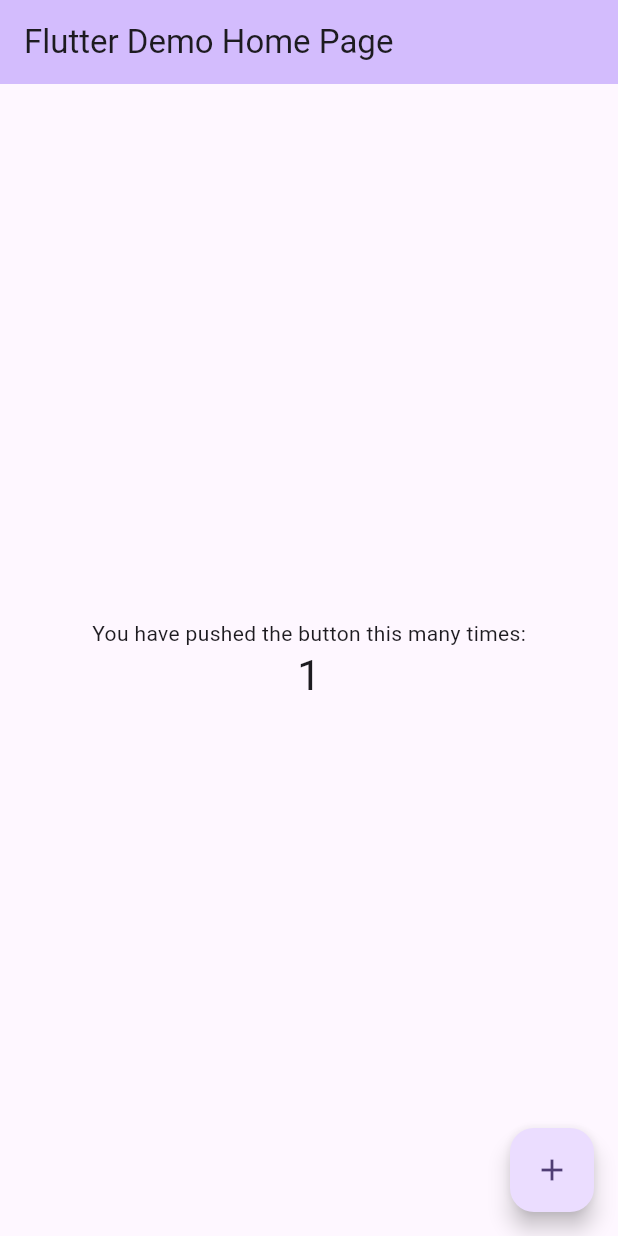
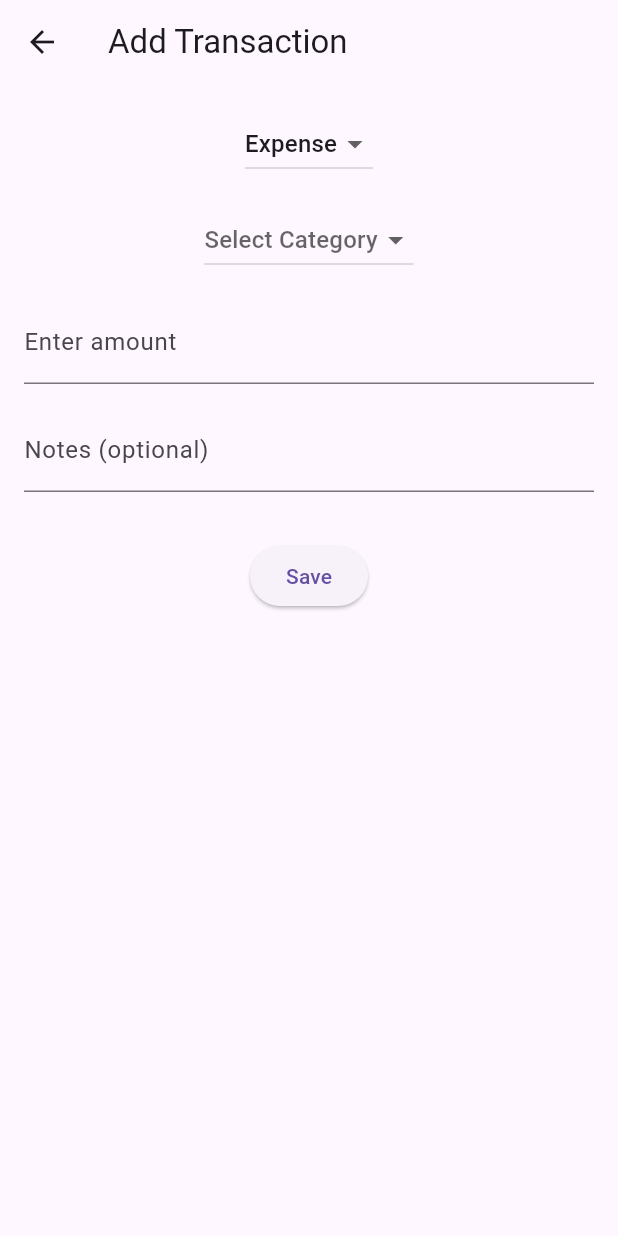
Before and after one commit to slowwwwpoke/MAD_project1, a Flutter app: the screen it shows after launch, after a tap on the "add" icon, on a phone screen of 412 x 824 dp. Run offline on Flutter 3.47's test engine with Material 3 defaults, Android fonts, the light colour scheme and no system bars; our stand-ins replace fl_chart, sqflite; accounts and stored records are empty.

Commit message:
Added basic functions, users can input expenses and income

```diff
--- a/lib/main.dart
+++ b/lib/main.dart
@@ -1,122 +1,33 @@
 import 'package:flutter/material.dart';
+import 'package:provider/provider.dart';
+import 'providers/transaction_provider.dart';
+import 'providers/goal_provider.dart';
+import 'screens/dashboard_screen.dart';
 
 void main() {
-  runApp(const MyApp());
+  runApp(
+    MultiProvider(
+      providers: [
+        ChangeNotifierProvider(create: (_) => TransactionProvider()),
+        ChangeNotifierProvider(create: (_) => GoalProvider()),
+      ],
+      child: const MyApp(),
+    ),
+  );
 }
 
 class MyApp extends StatelessWidget {
   const MyApp({super.key});
 
-  // This widget is the root of your application.
   @override
   Widget build(BuildContext context) {
     return MaterialApp(
-      title: 'Flutter Demo',
+      title: 'Personal Finance Manager',
       theme: ThemeData(
-        // This is the theme of your application.
-        //
-        // TRY THIS: Try running your application with "flutter run". You'll see
-        // the application has a purple toolbar. Then, without quitting the app,
-        // try changing the seedColor in the colorScheme below to Colors.green
-        // and then invoke "hot reload" (save your changes or press the "hot
-        // reload" button in a Flutter-supported IDE, or press "r" if you used
-        // the command line to start the app).
-        //
-        // Notice that the counter didn't reset back to zero; the application
-        // state is not lost during the reload. To reset the state, use hot
-        // restart instead.
-        //
-        // This works for code too, not just values: Most code changes can be
-        // tested with just a hot reload.
-        colorScheme: ColorScheme.fromSeed(seedColor: Colors.deepPurple),
+        primarySwatch: Colors.purple,
+        visualDensity: VisualDensity.adaptivePlatformDensity,
       ),
-      home: const MyHomePage(title: 'Flutter Demo Home Page'),
+      home: DashboardScreen(),
     );
   }
 }
-
-class MyHomePage extends StatefulWidget {
-  const MyHomePage({super.key, required this.title});
-
-  // This widget is the home page of your application. It is stateful, meaning
-  // that it has a State object (defined below) that contains fields that affect
-  // how it looks.
-
-  // This class is the configuration for the state. It holds the values (in this
-  // case the title) provided by the parent (in this case the App widget) and
-  // used by the build method of the State. Fields in a Widget subclass are
-  // always marked "final".
-
-  final String title;
-
-  @override
-  State<MyHomePage> createState() => _MyHomePageState();
-}
-
-class _MyHomePageState extends State<MyHomePage> {
-  int _counter = 0;
-
-  void _incrementCounter() {
-    setState(() {
-      // This call to setState tells the Flutter framework that something has
-      // changed in this State, which causes it to rerun the build method below
-      // so that the display can reflect the updated values. If we changed
-      // _counter without calling setState(), then the build method would not be
-      // called again, and so nothing would appear to happen.
-      _counter++;
-    });
-  }
-
-  @override
-  Widget build(BuildContext context) {
-    // This method is rerun every time setState is called, for instance as done
-    // by the _incrementCounter method above.
-    //
-    // The Flutter framework has been optimized to make rerunning build methods
-    // fast, so that you can just rebuild anything that needs updating rather
-    // than having to individually change instances of widgets.
-    return Scaffold(
-      appBar: AppBar(
-        // TRY THIS: Try changing the color here to a specific color (to
-        // Colors.amber, perhaps?) and trigger a hot reload to see the AppBar
-        // change color while the other colors stay the same.
-        backgroundColor: Theme.of(context).colorScheme.inversePrimary,
-        // Here we take the value from the MyHomePage object that was created by
-        // the App.build method, and use it to set our appbar title.
-        title: Text(widget.title),
-      ),
-      body: Center(
-        // Center is a layout widget. It takes a single child and positions it
-        // in the middle of the parent.
-        child: Column(
-          // Column is also a layout widget. It takes a list of children and
-          // arranges them vertically. By default, it sizes itself to fit its
-          // children horizontally, and tries to be as tall as its parent.
-          //
-          // Column has various properties to control how it sizes itself and
-          // how it positions its children. Here we use mainAxisAlignment to
-          // center the children vertically; the main axis here is the vertical
-          // axis because Columns are vertical (the cross axis would be
-          // horizontal).
-          //
-          // TRY THIS: Invoke "debug painting" (choose the "Toggle Debug Paint"
-          // action in the IDE, or press "p" in the console), to see the
-          // wireframe for each widget.
-          mainAxisAlignment: MainAxisAlignment.center,
-          children: <Widget>[
-            const Text('You have pushed the button this many times:'),
-            Text(
-              '$_counter',
-              style: Theme.of(context).textTheme.headlineMedium,
-            ),
-          ],
-        ),
-      ),
-      floatingActionButton: FloatingActionButton(
-        onPressed: _incrementCounter,
-        tooltip: 'Increment',
-        child: const Icon(Icons.add),
-      ), // This trailing comma makes auto-formatting nicer for build methods.
-    );
-  }
-}
--- /dev/null
+++ b/lib/screens/add_transaction_screen.dart
@@ -0,0 +1,119 @@
+import 'package:flutter/material.dart';
+import 'package:provider/provider.dart';
+import '../models/transaction_model.dart';
+import '../providers/transaction_provider.dart';
+
+class AddTransactionScreen extends StatefulWidget {
+  const AddTransactionScreen({super.key});
+
+  @override
+  State<AddTransactionScreen> createState() => _AddTransactionScreenState();
+}
+
+class _AddTransactionScreenState extends State<AddTransactionScreen> {
+  final TextEditingController _amountController = TextEditingController();
+  final TextEditingController _noteController = TextEditingController();
+
+  String _selectedType = 'Expense';
+  String? _selectedCategory;
+  final List<String> _expenseCategories = ['Food', 'Rent', 'Entertainment', 'Other'];
+
+  void _addTransaction() {
+    final double? amount = double.tryParse(_amountController.text);
+
+    if (amount == null || (_selectedType == 'Expense' && _selectedCategory == null)) {
+      ScaffoldMessenger.of(context).showSnackBar(
+        const SnackBar(content: Text('Please enter valid data!')),
+      );
+      return;
+    }
+
+    final newTransaction = TransactionModel(
+      type: _selectedType,
+      category: _selectedType == 'Income' ? 'Income' : _selectedCategory!,
+      amount: amount,
+      note: _noteController.text,
+      date: DateTime.now(),
+    );
+
+    Provider.of<TransactionProvider>(context, listen: false).addTransaction(newTransaction);
+    Navigator.pop(context);
+  }
+
+  @override
+  Widget build(BuildContext context) {
+    return Scaffold(
+      appBar: AppBar(title: const Text('Add Transaction')),
+      body: Padding(
+        padding: const EdgeInsets.all(16.0),
+        child: Column(
+          children: [
+            // Transaction Type Dropdown
+            DropdownButton<String>(
+              value: _selectedType,
+              onChanged: (String? newValue) {
+                setState(() {
+                  _selectedType = newValue!;
+                  if (_selectedType == 'Income') {
+                    _selectedCategory = null; // Clear category if switching to income
+                  }
+                });
+              },
+              items: ['Expense', 'Income'].map<DropdownMenuItem<String>>((String type) {
+                return DropdownMenuItem<String>(
+                  value: type,
+                  child: Text(type),
+                );
+              }).toList(),
+            ),
+
+            const SizedBox(height: 16),
+
+            // Category Dropdown (Hidden for Income)
+            if (_selectedType == 'Expense')
+              DropdownButton<String>(
+                value: _selectedCategory,
+                hint: const Text('Select Category'),
+                onChanged: (String? newValue) {
+                  setState(() {
+                    _selectedCategory = newValue;
+                  });
+                },
+                items: _expenseCategories.map<DropdownMenuItem<String>>((String category) {
+                  return DropdownMenuItem<String>(
+                    value: category,
+                    child: Text(category),
+                  );
+                }).toList(),
+              ),
+
+            const SizedBox(height: 16),
+
+            // Amount Input
+            TextField(
+              controller: _amountController,
+              keyboardType: TextInputType.number,
+              decoration: const InputDecoration(labelText: 'Enter amount'),
+            ),
+
+            const SizedBox(height: 16),
+
+            // Notes Input (Optional)
+            TextField(
+              controller: _noteController,
+              decoration: const InputDecoration(labelText: 'Notes (optional)'),
+            ),
+
+            const SizedBox(height: 32),
+
+            // Save Button
+            ElevatedButton(
+              onPressed: _addTransaction,
+              child: const Text('Save'),
+            ),
+          ],
+        ),
+      ),
+    );
+  }
+}
--- /dev/null
+++ b/lib/screens/dashboard_screen.dart
@@ -0,0 +1,65 @@
+import 'package:flutter/material.dart';
+import 'package:provider/provider.dart';
+import '../providers/transaction_provider.dart';
+import '../providers/goal_provider.dart';
+import '../widgets/transaction_tile.dart';
+import 'goal_screen.dart';
+import 'reports_screen.dart';
+import 'settings_screen.dart';
+import 'add_transaction_screen.dart';
+
+class DashboardScreen extends StatelessWidget {
+  @override
+  Widget build(BuildContext context) {
+    final transactionProvider = Provider.of<TransactionProvider>(context);
+    final goalProvider = Provider.of<GoalProvider>(context);
+
+    return Scaffold(
+      appBar: AppBar(
+        title: const Text('Dashboard'),
+      ),
+      body: Column(
+        children: [
+          const SizedBox(height: 10),
+          Expanded(
+            child: ListView.builder(
+              itemCount: transactionProvider.transactions.length,
+              itemBuilder: (context, index) {
+                final transaction = transactionProvider.transactions[index];
+                return TransactionTile(transaction: transaction);
+              },
+            ),
+          ),
+        ],
+      ),
+      bottomNavigationBar: BottomNavigationBar(
+        currentIndex: 0,
+        onTap: (index) {
+          if (index == 1) {
+            Navigator.push(
+                context, MaterialPageRoute(builder: (_) => ReportsScreen()));
+          } else if (index == 2) {
+            Navigator.push(
+                context, MaterialPageRoute(builder: (_) => GoalScreen()));
+          } else if (index == 3) {
+            Navigator.push(
+                context, MaterialPageRoute(builder: (_) => SettingsScreen()));
+          }
+        },
+        items: const [
+          BottomNavigationBarItem(icon: Icon(Icons.dashboard), label: 'Home'),
+          BottomNavigationBarItem(icon: Icon(Icons.pie_chart), label: 'Reports'),
+          BottomNavigationBarItem(icon: Icon(Icons.flag), label: 'Goals'),
+          BottomNavigationBarItem(icon: Icon(Icons.settings), label: 'Settings'),
+        ],
+      ),
+      floatingActionButton: FloatingActionButton(
+        onPressed: () {
+          Navigator.push(context,
+              MaterialPageRoute(builder: (context) => AddTransactionScreen()));
+        },
+        child: const Icon(Icons.add),
+      ),
+    );
+  }
+}
--- /dev/null
+++ b/lib/widgets/transaction_tile.dart
@@ -0,0 +1,27 @@
+import 'package:flutter/material.dart';
+import '../models/transaction_model.dart';
+
+class TransactionTile extends StatelessWidget {
+  final TransactionModel transaction;
+
+  const TransactionTile({super.key, required this.transaction});
+
+  @override
+  Widget build(BuildContext context) {
+    return Card(
+      margin: const EdgeInsets.symmetric(horizontal: 12, vertical: 6),
+      child: ListTile(
+        leading: Icon(
+          transaction.type == 'Income' ? Icons.arrow_upward : Icons.arrow_downward,
+          color: transaction.type == 'Income' ? Colors.green : Colors.red,
+        ),
+        title: Text(transaction.category),
+        subtitle: Text(transaction.note ?? 'No notes'),
+        trailing: Text(
+          '\$${transaction.amount.toStringAsFixed(2)}',
+          style: const TextStyle(fontWeight: FontWeight.bold),
+        ),
+      ),
+    );
+  }
+}
--- a/pubspec.yaml
+++ b/pubspec.yaml
@@ -30,11 +30,11 @@ environment:
 dependencies:
   flutter:
     sdk: flutter
-  provider: ^6.1.1
+  provider: ^6.1.4
   sqflite: ^2.3.0
   path: any
   path_provider: ^2.1.0
-  fl_chart: ^0.63.0
+  fl_chart: ^0.70.2
   shared_preferences: ^2.2.2
 
   # The following adds the Cupertino Icons font to your application.
```
Also changed, not shown: lib/models/goal_model.dart (+1 -21 lines), lib/models/transaction_model.dart (+3 -29 lines), lib/providers/goal_provider.dart (+10 -14 lines), lib/providers/transaction_provider.dart (+7 -16 lines), lib/screens/goal_screen.dart (added, +87 -0 lines), lib/screens/reports_screen.dart (added, +45 -0 lines), lib/screens/settings_screen.dart (added, +30 -0 lines), pubspec.lock.
